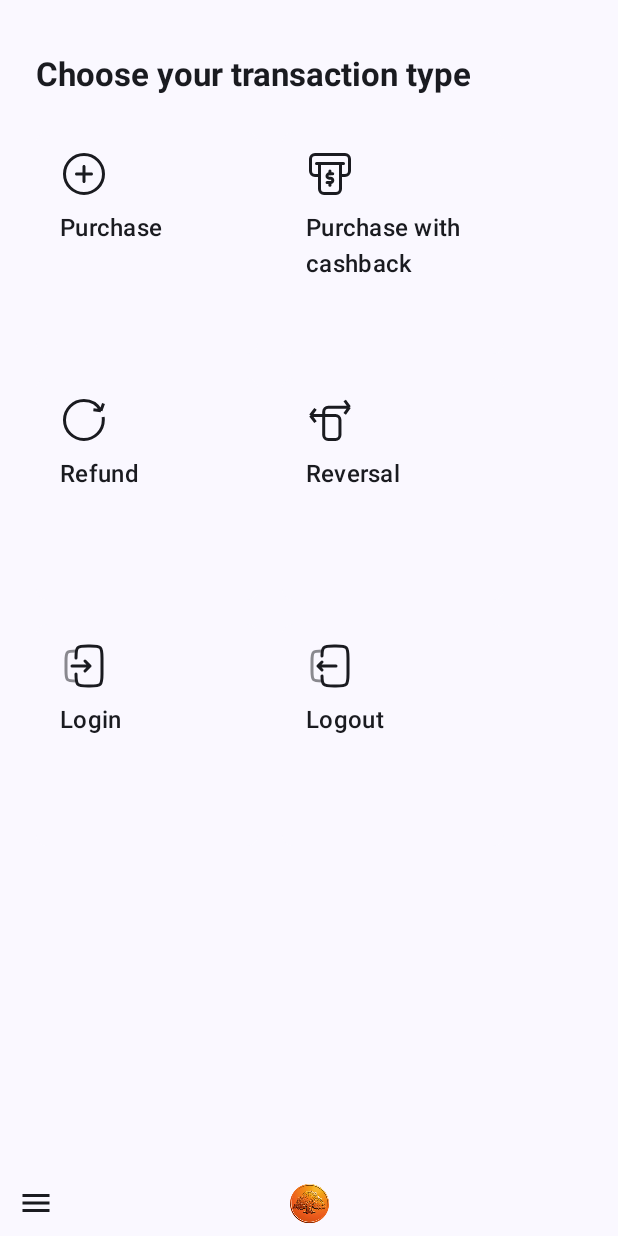
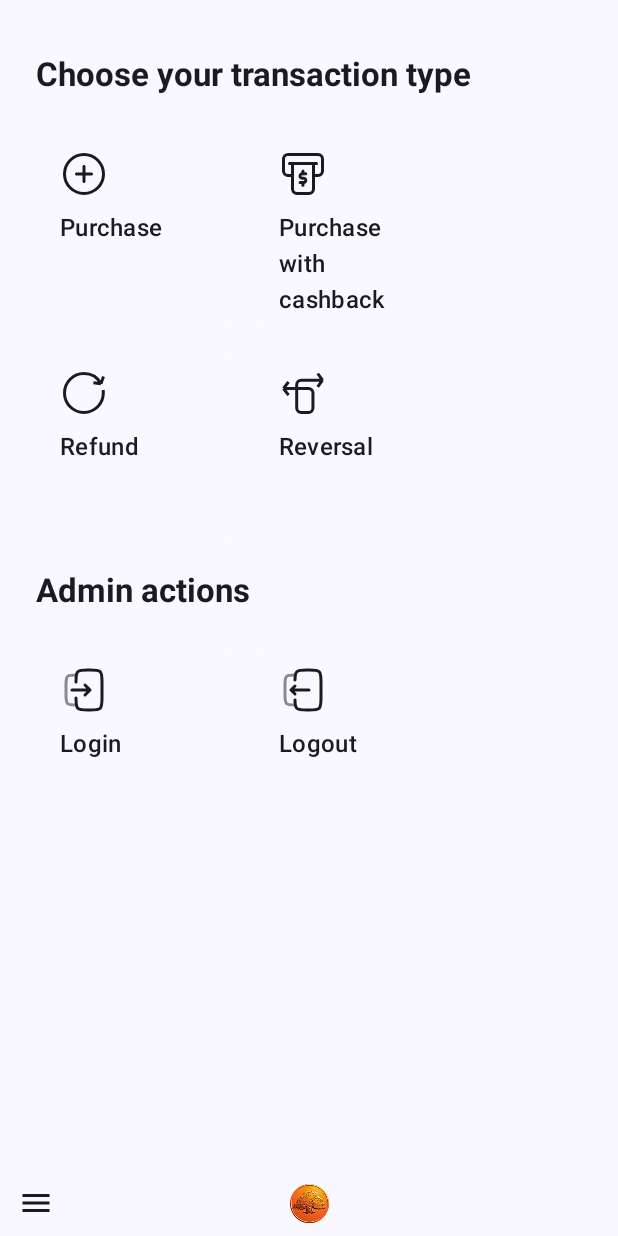
Before and after one commit to PayEx/pax-ecr-on-device, an Android app built with Jetpack Compose: the screen it shows after launch (MainActivity), on a phone screen of 412 x 824 dp. Run offline under Robolectric (Android 15) with nearby library versions, the phone set to English and light mode, and no system bars.

Commit message:
Added a new response screen

```diff
--- a/app/src/main/java/com/pax/ecr/app/MainActivity.kt
+++ b/app/src/main/java/com/pax/ecr/app/MainActivity.kt
@@ -1,23 +1,18 @@
 package com.pax.ecr.app
 
-import AdminMenu
 import android.content.Intent
 import android.os.Bundle
 import androidx.activity.ComponentActivity
 import androidx.activity.compose.setContent
-import androidx.compose.foundation.layout.Arrangement
-import androidx.compose.foundation.layout.Column
 import androidx.compose.foundation.layout.fillMaxSize
 import androidx.compose.material3.MaterialTheme
 import androidx.compose.material3.Surface
 import androidx.compose.runtime.getValue
 import androidx.compose.runtime.mutableStateOf
-import androidx.compose.runtime.remember
 import androidx.compose.runtime.setValue
 import androidx.compose.ui.Modifier
-import com.pax.ecr.app.ui.screen.Footer
 import com.pax.ecr.app.ui.screen.MainScreen
-import com.pax.ecr.app.ui.screen.ModalBottomSheet
+import com.pax.ecr.app.ui.screen.ResponseScreen
 import com.pax.ecr.app.ui.theme.PaxTheme
 import kotlinx.coroutines.CoroutineScope
 import kotlinx.coroutines.Dispatchers
@@ -28,7 +23,7 @@ import kotlin.random.Random
 import kotlin.time.DurationUnit
 import kotlin.time.toDuration
 
-var responseText by mutableStateOf("The response will be displayed here")
+var responseText by mutableStateOf("")
 
 class MainActivity : ComponentActivity() {
     override fun onCreate(savedInstanceState: Bundle?) {
@@ -39,47 +34,52 @@ class MainActivity : ComponentActivity() {
                     modifier = Modifier.fillMaxSize(),
                     color = MaterialTheme.colorScheme.background,
                 ) {
-                    var isOpen by remember {
-                        mutableStateOf(false)
-                    }
-                    Column(Modifier.fillMaxSize(), verticalArrangement = Arrangement.SpaceBetween) {
-                        MainScreen { action ->
-                            when (action) {
-                                Action.ADMIN -> sendAdminIntent(AdminAction.OPEN_ADMIN_MENU)
-                                Action.LOGIN -> sendMessageIntent(loginRequest())
-                                Action.LOGOUT -> sendMessageIntent(logout())
-                                Action.PURCHASE -> sendMessageIntent(payment())
-                                Action.PURCHASE_W_CASHBACK -> sendMessageIntent(paymentWithCashback())
-                                Action.REFUND -> sendMessageIntent(refund())
-                                Action.REVERSAL -> sendMessageIntent(reversal())
-                            }
+                    if (responseText.isNotBlank()) {
+                        ResponseScreen(response = responseText) {
+                            responseText = ""
                         }
-                        Footer(isOpen) { isOpen = !isOpen }
-                    }
-                    if (isOpen) {
-                        ModalBottomSheet(onClose = { isOpen = !isOpen }) {
-                            AdminMenu { action ->
-                                when (action) {
-                                    AdminAction.OPEN_ADMIN_MENU -> {
-                                        sendAdminIntent(AdminAction.OPEN_ADMIN_MENU)
-                                    }
-                                    AdminAction.MOVE_TO_FRONT -> {
-                                        sendAdminIntent(AdminAction.MOVE_TO_FRONT)
-                                    }
-                                    AdminAction.MOVE_TO_BACK -> {
-                                        sendAdminIntent(AdminAction.MOVE_TO_BACK)
-                                    }
-                                    AdminAction.TEMPORARY_SHOW -> {
-                                        showThenHide()
-                                    }
-                                }
-                            }
-                        }
+                    } else {
+                        MainScreen(
+                            modifier = Modifier.fillMaxSize(),
+                            handleAdminAction = ::handleAdminAction,
+                            handleAction = ::handleAction,
+                        )
                     }
                 }
             }
         }
     }
+
+    private fun handleAdminAction(action: AdminAction) {
+        when (action) {
+            AdminAction.OPEN_ADMIN_MENU -> {
+                sendAdminIntent(AdminAction.OPEN_ADMIN_MENU)
+            }
+
+            AdminAction.MOVE_TO_FRONT -> {
+                sendAdminIntent(AdminAction.MOVE_TO_FRONT)
+            }
+
+            AdminAction.MOVE_TO_BACK -> {
+                sendAdminIntent(AdminAction.MOVE_TO_BACK)
+            }
+
+            AdminAction.TEMPORARY_SHOW -> {
+                showThenHide()
+            }
+        }
+    }
+
+    private fun handleAction(action: Action) =
+        when (action) {
+            Action.ADMIN -> sendAdminIntent(AdminAction.OPEN_ADMIN_MENU)
+            Action.LOGIN -> sendMessageIntent(loginRequest())
+            Action.LOGOUT -> sendMessageIntent(logout())
+            Action.PURCHASE -> sendMessageIntent(payment())
+            Action.PURCHASE_W_CASHBACK -> sendMessageIntent(paymentWithCashback())
+            Action.REFUND -> sendMessageIntent(refund())
+            Action.REVERSAL -> sendMessageIntent(reversal())
+        }
 
     private fun showThenHide() =
         CoroutineScope(Dispatchers.IO).launch {
--- a/app/src/main/java/com/pax/ecr/app/ui/component/ActionButton.kt
+++ b/app/src/main/java/com/pax/ecr/app/ui/component/ActionButton.kt
@@ -28,11 +28,11 @@ fun ActionButton(
     buttonIcon: ImageVector? = null,
     fullSize: Boolean = false,
     onClick: () -> Unit,
-) = Box(modifier = modifier.width(if (fullSize) 312.dp else 148.dp)) {
+) = Box(modifier = modifier.width(if (fullSize) 312.dp else 130.dp)) {
     Column(
         modifier =
             modifier
-                .height(148.dp)
+                .height(130.dp)
                 .clip(shape = RoundedCornerShape(8.dp))
                 .clickable(onClick = onClick)
                 .fillMaxWidth()
--- a/app/src/main/java/com/pax/ecr/app/ui/screen/MainScreen.kt
+++ b/app/src/main/java/com/pax/ecr/app/ui/screen/MainScreen.kt
@@ -1,129 +1,36 @@
 package com.pax.ecr.app.ui.screen
 
-import SlideVertically
-import androidx.compose.animation.core.animateFloatAsState
-import androidx.compose.animation.core.tween
-import androidx.compose.foundation.ScrollState
+import AdminMenu
 import androidx.compose.foundation.layout.Arrangement
-import androidx.compose.foundation.layout.Box
 import androidx.compose.foundation.layout.Column
-import androidx.compose.foundation.layout.ExperimentalLayoutApi
-import androidx.compose.foundation.layout.FlowRow
-import androidx.compose.foundation.layout.fillMaxWidth
-import androidx.compose.foundation.layout.padding
-import androidx.compose.foundation.rememberScrollState
-import androidx.compose.foundation.verticalScroll
-import androidx.compose.material3.MaterialTheme
-import androidx.compose.material3.Text
+import androidx.compose.foundation.layout.fillMaxHeight
 import androidx.compose.runtime.Composable
 import androidx.compose.runtime.getValue
+import androidx.compose.runtime.mutableStateOf
+import androidx.compose.runtime.remember
+import androidx.compose.runtime.setValue
 import androidx.compose.ui.Modifier
-import androidx.compose.ui.graphics.vector.ImageVector
-import androidx.compose.ui.res.vectorResource
-import androidx.compose.ui.text.font.FontWeight
-import androidx.compose.ui.text.style.TextAlign
-import androidx.compose.ui.unit.dp
 import com.pax.ecr.app.Action
-import com.pax.ecr.app.R
-import com.pax.ecr.app.ui.component.ActionButton
+import com.pax.ecr.app.AdminAction
 
-@OptIn(ExperimentalLayoutApi::class)
 @Composable
 fun MainScreen(
+    handleAdminAction: (AdminAction) -> Unit,
     modifier: Modifier = Modifier,
-    scrollState: ScrollState = rememberScrollState(),
-    slideIn: Boolean = true,
-    actionHandler: (Action) -> Unit,
-) = Box(
-    modifier =
-        Modifier
-            .fillMaxWidth()
-            .padding(top = 36.dp, start = 24.dp, end = 24.dp),
+    handleAction: (Action) -> Unit,
 ) {
-    val slideInDurationMillis = 1500
-    val buttonSlideInDelay = 300
-    val animatedSpaceBetweenButtons by animateFloatAsState(
-        targetValue = if (slideIn) 8F else 60F,
-        animationSpec =
-            tween(
-                delayMillis = buttonSlideInDelay + 200,
-                durationMillis = slideInDurationMillis - 850,
-            ),
-        label = "Space between buttons",
-    )
-
-    @Composable
-    fun MenuButton(
-        text: String,
-        action: Action,
-        iconID: Int,
-        modifier: Modifier = Modifier,
-        fullSize: Boolean = false,
-    ) {
-        ActionButton(
-            modifier = modifier.padding(bottom = animatedSpaceBetweenButtons.dp),
-            onClick = { actionHandler(action) },
-            text = text,
-            buttonIcon = ImageVector.vectorResource(iconID),
-            fullSize = fullSize,
-        )
+    var isOpen by remember {
+        mutableStateOf(false)
     }
-    Column(modifier = modifier, verticalArrangement = Arrangement.spacedBy(24.dp)) {
-        SlideVertically(
-            visible = slideIn,
-            delayMillis = 0,
-            durationMillis = slideInDurationMillis - 700,
-            initialOffsetY = 160,
-            fade = true,
-            fadeDurationMillis = 600,
-        ) {
-            Text(
-                text = "Choose your transaction type",
-                fontWeight = FontWeight.Bold,
-                textAlign = TextAlign.Left,
-                style = MaterialTheme.typography.titleLarge,
-            )
-        }
-        SlideVertically(
-            visible = slideIn,
-            delayMillis = buttonSlideInDelay,
-            durationMillis = slideInDurationMillis - 600,
-        ) {
-            FlowRow(
-                maxItemsInEachRow = 2,
-                horizontalArrangement = Arrangement.spacedBy(16.dp),
-                modifier = Modifier.verticalScroll(scrollState),
-            ) {
-                MenuButton(
-                    text = "Purchase",
-                    action = Action.PURCHASE,
-                    iconID = R.drawable.purchase_icon,
-                )
-                MenuButton(
-                    text = "Purchase with cashback",
-                    action = Action.PURCHASE_W_CASHBACK,
-                    iconID = R.drawable.cash_withdraw_icon,
-                )
-                MenuButton(
-                    text = "Refund",
-                    action = Action.REFUND,
-                    iconID = R.drawable.refund_icon,
-                )
-                MenuButton(
-                    text = "Reversal",
-                    action = Action.REVERSAL,
-                    iconID = R.drawable.reversal_icon,
-                )
-                MenuButton(
-                    text = "Login",
-                    action = Action.LOGIN,
-                    iconID = R.drawable.login_icon,
-                )
-                MenuButton(
-                    text = "Logout",
-                    action = Action.LOGOUT,
-                    iconID = R.drawable.logout_icon,
-                )
+    Column(modifier, verticalArrangement = Arrangement.SpaceBetween) {
+        TransactionSelectScreen(modifier = Modifier.fillMaxHeight(.9f), actionHandler = handleAction)
+        Footer(isOpen) { isOpen = !isOpen }
+    }
+    if (isOpen) {
+        ModalBottomSheet(onClose = { isOpen = !isOpen }) {
+            AdminMenu { action ->
+                isOpen = false
+                handleAdminAction(action)
             }
         }
     }
--- /dev/null
+++ b/app/src/main/java/com/pax/ecr/app/ui/screen/ReponseScreen.kt
@@ -0,0 +1,31 @@
+package com.pax.ecr.app.ui.screen
+
+import androidx.compose.foundation.layout.Box
+import androidx.compose.foundation.layout.Column
+import androidx.compose.foundation.layout.fillMaxSize
+import androidx.compose.foundation.layout.fillMaxWidth
+import androidx.compose.foundation.layout.padding
+import androidx.compose.material3.Button
+import androidx.compose.material3.Text
+import androidx.compose.runtime.Composable
+import androidx.compose.ui.Alignment
+import androidx.compose.ui.Modifier
+import androidx.compose.ui.unit.dp
+
+@Composable
+fun ResponseScreen(
+    response: String,
+    modifier: Modifier = Modifier,
+    onClick: () -> Unit,
+) {
+    Column(modifier.fillMaxSize().padding(24.dp)) {
+        Box(modifier = Modifier.weight(.7f).fillMaxWidth(), contentAlignment = Alignment.Center) {
+            Text(text = response)
+        }
+        Box(modifier = Modifier.weight(.3f).fillMaxWidth(), contentAlignment = Alignment.Center) {
+            Button(onClick = onClick) {
+                Text(text = "OK")
+            }
+        }
+    }
+}
--- /dev/null
+++ b/app/src/main/java/com/pax/ecr/app/ui/screen/TransactionSelectScreen.kt
@@ -0,0 +1,148 @@
+package com.pax.ecr.app.ui.screen
+
+import SlideVertically
+import androidx.compose.animation.core.animateFloatAsState
+import androidx.compose.animation.core.tween
+import androidx.compose.foundation.layout.Arrangement
+import androidx.compose.foundation.layout.Box
+import androidx.compose.foundation.layout.Column
+import androidx.compose.foundation.layout.ExperimentalLayoutApi
+import androidx.compose.foundation.layout.FlowRow
+import androidx.compose.foundation.layout.Spacer
+import androidx.compose.foundation.layout.fillMaxWidth
+import androidx.compose.foundation.layout.height
+import androidx.compose.foundation.layout.padding
+import androidx.compose.foundation.rememberScrollState
+import androidx.compose.foundation.verticalScroll
+import androidx.compose.material3.MaterialTheme
+import androidx.compose.material3.Text
+import androidx.compose.runtime.Composable
+import androidx.compose.runtime.getValue
+import androidx.compose.ui.Modifier
+import androidx.compose.ui.graphics.vector.ImageVector
+import androidx.compose.ui.res.vectorResource
+import androidx.compose.ui.text.font.FontWeight
+import androidx.compose.ui.text.style.TextAlign
+import androidx.compose.ui.unit.dp
+import com.pax.ecr.app.Action
+import com.pax.ecr.app.R
+import com.pax.ecr.app.ui.component.ActionButton
+
+@OptIn(ExperimentalLayoutApi::class)
+@Composable
+fun TransactionSelectScreen(
+    modifier: Modifier = Modifier,
+    slideIn: Boolean = true,
+    actionHandler: (Action) -> Unit,
+) = Box(
+    modifier =
+        Modifier
+            .fillMaxWidth()
+            .padding(top = 36.dp, start = 24.dp, end = 24.dp),
+) {
+    val slideInDurationMillis = 1500
+    val buttonSlideInDelay = 300
+    val animatedSpaceBetweenButtons by animateFloatAsState(
+        targetValue = if (slideIn) 8F else 60F,
+        animationSpec =
+            tween(
+                delayMillis = buttonSlideInDelay + 200,
+                durationMillis = slideInDurationMillis - 850,
+            ),
+        label = "Space between buttons",
+    )
+    Column(modifier = modifier) {
+        SlideVertically(
+            visible = slideIn,
+            delayMillis = 0,
+            durationMillis = slideInDurationMillis - 700,
+            initialOffsetY = 160,
+            fade = true,
+            fadeDurationMillis = 600,
+        ) {
+            Text(
+                text = "Choose your transaction type",
+                fontWeight = FontWeight.Bold,
+                textAlign = TextAlign.Left,
+                style = MaterialTheme.typography.titleLarge,
+            )
+        }
+        Spacer(modifier = Modifier.height(24.dp))
+        SlideVertically(
+            visible = slideIn,
+            delayMillis = buttonSlideInDelay,
+            durationMillis = slideInDurationMillis - 600,
+        ) {
+            FlowRow(
+                maxItemsInEachRow = 2,
+                horizontalArrangement = Arrangement.spacedBy(16.dp),
+                modifier = Modifier.verticalScroll(rememberScrollState()),
+            ) {
+                ActionButton(
+                    modifier = modifier.padding(bottom = animatedSpaceBetweenButtons.dp),
+                    text = "Purchase",
+                    onClick = { actionHandler(Action.PURCHASE) },
+                    buttonIcon = ImageVector.vectorResource(R.drawable.purchase_icon),
+                )
+                ActionButton(
+                    modifier = modifier.padding(bottom = animatedSpaceBetweenButtons.dp),
+                    text = "Purchase with cashback",
+                    onClick = { actionHandler(Action.PURCHASE_W_CASHBACK) },
+                    buttonIcon = ImageVector.vectorResource(R.drawable.cash_withdraw_icon),
+                )
+                ActionButton(
+                    modifier = modifier.padding(bottom = animatedSpaceBetweenButtons.dp),
+                    text = "Refund",
+                    onClick = { actionHandler(Action.REFUND) },
+                    buttonIcon = ImageVector.vectorResource(R.drawable.refund_icon),
+                )
+                ActionButton(
+                    modifier = modifier.padding(bottom = animatedSpaceBetweenButtons.dp),
+                    text = "Reversal",
+                    onClick = { actionHandler(Action.REVERSAL) },
+                    buttonIcon = ImageVector.vectorResource(R.drawable.reversal_icon),
+                )
+            }
+        }
+        SlideVertically(
+            visible = slideIn,
+            delayMillis = 0,
+            durationMillis = slideInDurationMillis - 700,
+            initialOffsetY = 160,
+            fade = true,
+            fadeDurationMillis = 600,
+        ) {
+            Text(
+                text = "Admin actions",
+                fontWeight = FontWeight.Bold,
+                textAlign = TextAlign.Left,
+                style = MaterialTheme.typography.titleLarge,
+            )
+        }
+        Spacer(modifier = Modifier.height(24.dp))
+        SlideVertically(
+            visible = slideIn,
+            delayMillis = buttonSlideInDelay,
+            durationMillis = slideInDurationMillis - 600,
+        ) {
+            FlowRow(
+                maxItemsInEachRow = 2,
+                horizontalArrangement = Arrangement.spacedBy(16.dp),
+                modifier = Modifier.verticalScroll(rememberScrollState()),
+            ) {
+                ActionButton(
+                    modifier = modifier.padding(bottom = animatedSpaceBetweenButtons.dp),
+                    text = "Login",
+                    onClick = { actionHandler(Action.LOGIN) },
+                    buttonIcon = ImageVector.vectorResource(R.drawable.login_icon),
+                )
+                ActionButton(
+                    modifier = modifier.padding(bottom = animatedSpaceBetweenButtons.dp),
+                    text = "Logout",
+                    onClick = { actionHandler(Action.LOGOUT) },
+                    buttonIcon = ImageVector.vectorResource(R.drawable.logout_icon),
+                )
+            }
+        }
+    }
+}
--- a/app/src/main/res/drawable/logout_icon.xml
+++ b/app/src/main/res/drawable/logout_icon.xml
@@ -1,8 +1,8 @@
-<vector xmlns:android="http://schemas.android.com/apk/res/android" xmlns:aapt="http://schemas.android.com/aapt"
+<vector xmlns:android="http://schemas.android.com/apk/res/android"
     android:viewportWidth="24"
     android:viewportHeight="24"
-    android:width="800dp"
-    android:height="800dp">
+    android:width="200dp"
+    android:height="200dp">
     <path
         android:pathData="M8.00171 7C8.01382 4.82497 8.11027 3.64706 8.87865 2.87868C9.75733 2 11.1715 2 14 2H15C17.8284 2 19.2426 2 20.1213 2.87868C21 3.75736 21 5.17157 21 8V16C21 18.8284 21 20.2426 20.1213 21.1213C19.2426 22 17.8284 22 15 22H14C11.1715 22 9.75733 22 8.87865 21.1213C8.11027 20.3529 8.01382 19.175 8.00171 17"
         android:strokeColor="#1C274C"
```
